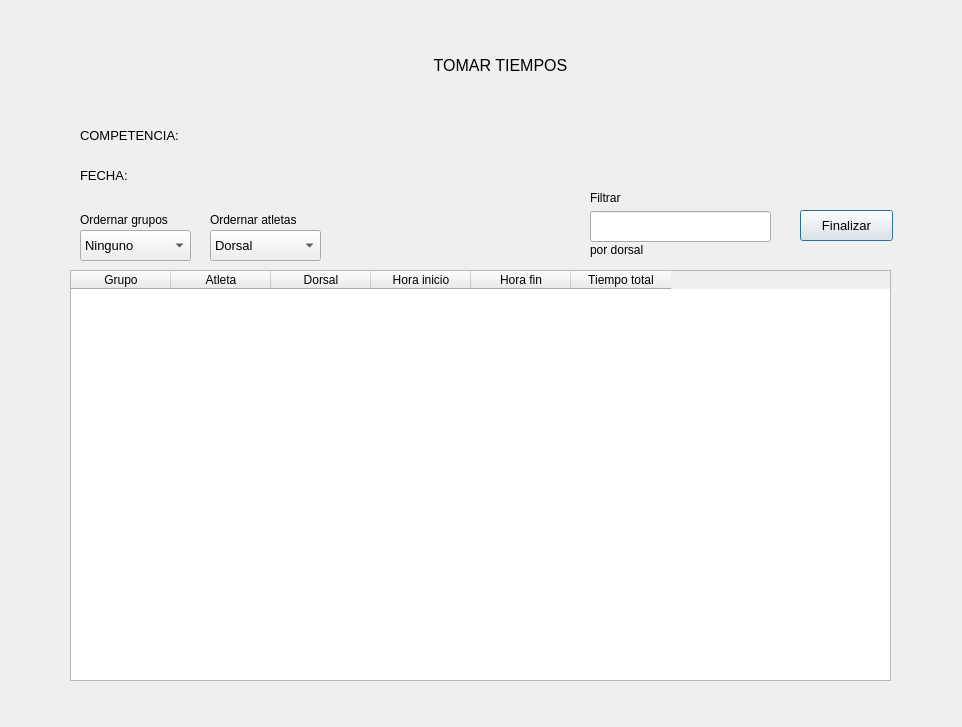
Before: the Qt Designer form qt/takeTimeView.ui in germang2/CrossfitTimer, drawn with Qt 5.
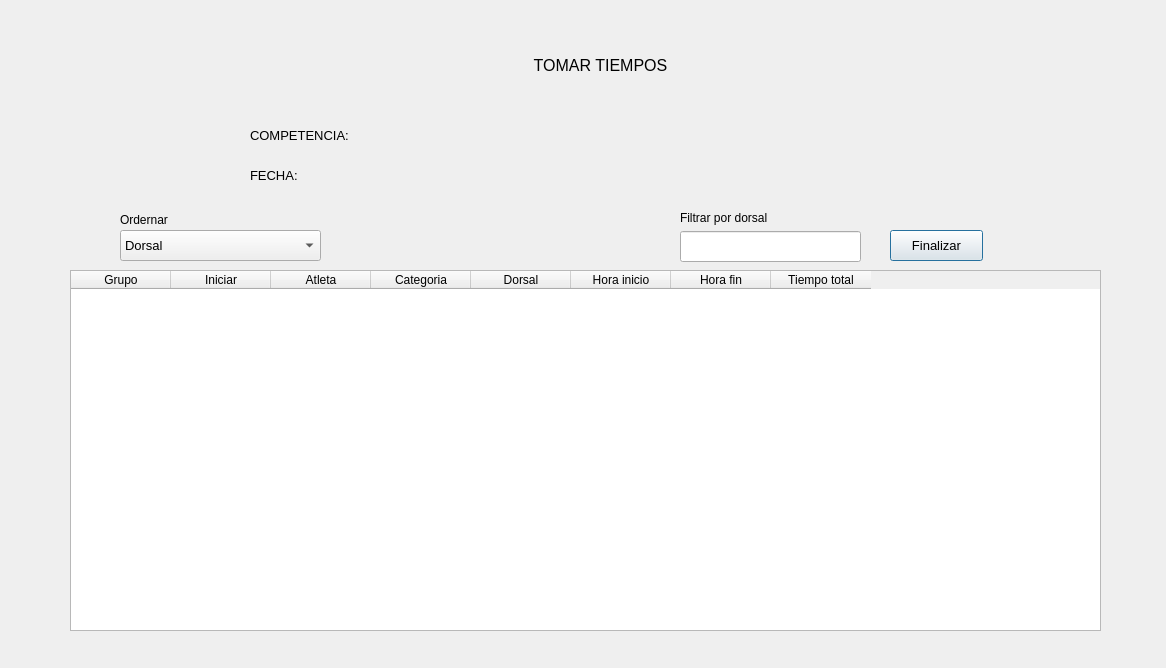
After: the same form once the commit is applied.

```diff
--- a/qt/takeTimeView.ui
+++ b/qt/takeTimeView.ui
@@ -6,8 +6,8 @@
    <rect>
     <x>0</x>
     <y>0</y>
-    <width>962</width>
-    <height>727</height>
+    <width>1166</width>
+    <height>668</height>
    </rect>
   </property>
   <property name="windowTitle">
@@ -16,7 +16,7 @@
   <widget class="QLabel" name="label">
    <property name="geometry">
     <rect>
-     <x>320</x>
+     <x>420</x>
      <y>40</y>
      <width>361</width>
      <height>51</height>
@@ -37,7 +37,7 @@
   <widget class="QLabel" name="label_2">
    <property name="geometry">
     <rect>
-     <x>80</x>
+     <x>250</x>
      <y>120</y>
      <width>141</width>
      <height>31</height>
@@ -55,7 +55,7 @@
   <widget class="QLabel" name="label_3">
    <property name="geometry">
     <rect>
-     <x>80</x>
+     <x>250</x>
      <y>160</y>
      <width>141</width>
      <height>31</height>
@@ -73,7 +73,7 @@
   <widget class="QLabel" name="lb_competence_name">
    <property name="geometry">
     <rect>
-     <x>210</x>
+     <x>380</x>
      <y>120</y>
      <width>141</width>
      <height>31</height>
@@ -91,7 +91,7 @@
   <widget class="QLabel" name="lb_competence_date">
    <property name="geometry">
     <rect>
-     <x>210</x>
+     <x>380</x>
      <y>160</y>
      <width>141</width>
      <height>31</height>
@@ -111,8 +111,8 @@
     <rect>
      <x>70</x>
      <y>270</y>
-     <width>821</width>
-     <height>411</height>
+     <width>1031</width>
+     <height>361</height>
     </rect>
    </property>
    <column>
@@ -123,11 +123,21 @@
      <set>AlignCenter</set>
     </property>
    </column>
+   <column>
+    <property name="text">
+     <string>Iniciar</string>
+    </property>
+   </column>
    <column>
     <property name="text">
      <string>Atleta</string>
     </property>
    </column>
+   <column>
+    <property name="text">
+     <string>Categoria</string>
+    </property>
+   </column>
    <column>
     <property name="text">
      <string>Dorsal</string>
@@ -164,9 +174,9 @@
   <widget class="QComboBox" name="comboBox">
    <property name="geometry">
     <rect>
-     <x>210</x>
+     <x>120</x>
      <y>230</y>
-     <width>111</width>
+     <width>201</width>
      <height>31</height>
     </rect>
    </property>
@@ -200,25 +210,22 @@
      <string>Tiempo total</string>
     </property>
    </item>
-  </widget>
-  <widget class="QLabel" name="label_4">
-   <property name="geometry">
-    <rect>
-     <x>80</x>
-     <y>210</y>
-     <width>111</width>
-     <height>20</height>
-    </rect>
-   </property>
-   <property name="text">
-    <string>Ordernar grupos</string>
-   </property>
+   <item>
+    <property name="text">
+     <string>Grupo ascendente</string>
+    </property>
+   </item>
+   <item>
+    <property name="text">
+     <string>Grupo descendente</string>
+    </property>
+   </item>
   </widget>
   <widget class="QLineEdit" name="ed_filter">
    <property name="geometry">
     <rect>
-     <x>590</x>
-     <y>211</y>
+     <x>680</x>
+     <y>231</y>
      <width>181</width>
      <height>31</height>
     </rect>
@@ -227,34 +234,21 @@
   <widget class="QLabel" name="label_5">
    <property name="geometry">
     <rect>
-     <x>590</x>
-     <y>190</y>
+     <x>680</x>
+     <y>210</y>
      <width>181</width>
      <height>16</height>
     </rect>
    </property>
    <property name="text">
-    <string>Filtrar</string>
-   </property>
-  </widget>
-  <widget class="QLabel" name="label_6">
-   <property name="geometry">
-    <rect>
-     <x>590</x>
-     <y>240</y>
-     <width>181</width>
-     <height>20</height>
-    </rect>
-   </property>
-   <property name="text">
-    <string>por dorsal</string>
+    <string>Filtrar por dorsal</string>
    </property>
   </widget>
   <widget class="QPushButton" name="btn_update_final_time">
    <property name="geometry">
     <rect>
-     <x>800</x>
-     <y>210</y>
+     <x>890</x>
+     <y>230</y>
      <width>93</width>
      <height>31</height>
     </rect>
@@ -268,47 +262,17 @@
     <string>Finalizar</string>
    </property>
   </widget>
-  <widget class="QComboBox" name="comboBox_2">
-   <property name="geometry">
-    <rect>
-     <x>80</x>
-     <y>230</y>
-     <width>111</width>
-     <height>31</height>
-    </rect>
-   </property>
-   <property name="font">
-    <font>
-     <pointsize>10</pointsize>
-    </font>
-   </property>
-   <item>
-    <property name="text">
-     <string>Ninguno</string>
-    </property>
-   </item>
-   <item>
-    <property name="text">
-     <string>Ascendente</string>
-    </property>
-   </item>
-   <item>
-    <property name="text">
-     <string>Descendente</string>
-    </property>
-   </item>
-  </widget>
   <widget class="QLabel" name="label_7">
    <property name="geometry">
     <rect>
-     <x>210</x>
+     <x>120</x>
      <y>210</y>
      <width>111</width>
      <height>20</height>
     </rect>
    </property>
    <property name="text">
-    <string>Ordernar atletas</string>
+    <string>Ordernar</string>
    </property>
   </widget>
  </widget>
```
Left out of the diff: 2 changed lines with no effect on the pictures.
